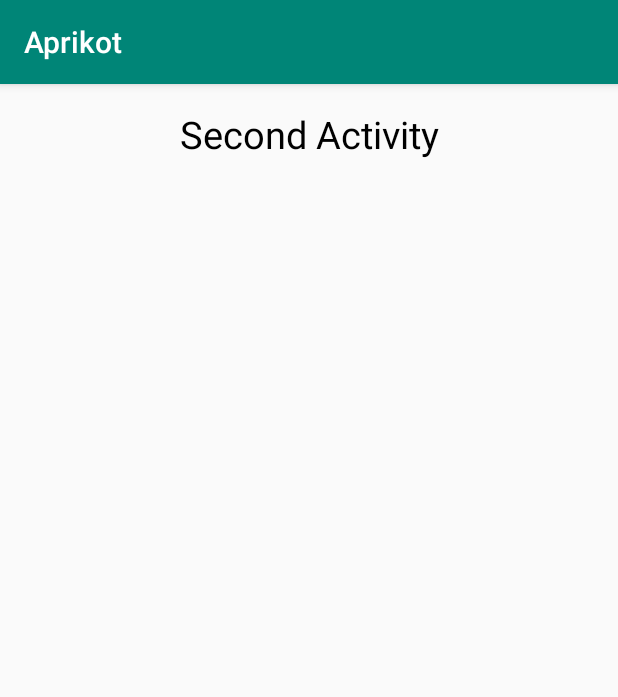
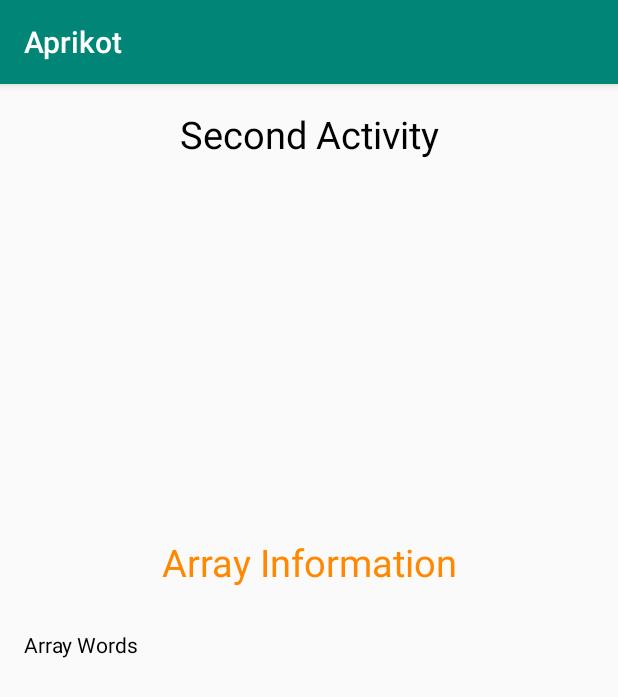
Before and after one commit to maydev99/Aprikot_Old, an Android app: the SecondActivity screen opened directly, with no data from a screen before it, on a phone screen of 412 x 824 dp. Shown: the top 697 px of the screen. Run offline under Robolectric (Android 15) with nearby library versions, the phone set to English and light mode, and no system bars.

Commit message:
Added Array / For loop code on second screen

```diff
--- a/app/src/main/java/com/bombadu/aprikot/SecondActivity.kt
+++ b/app/src/main/java/com/bombadu/aprikot/SecondActivity.kt
@@ -1,7 +1,9 @@
 package com.bombadu.aprikot
 
 import android.os.Bundle
+import android.util.Log
 import android.widget.TextView
+import android.widget.Toast
 import androidx.appcompat.app.AppCompatActivity
 import kotlinx.android.synthetic.main.second_acitvity.*
 
@@ -12,8 +14,34 @@ class SecondActivity : AppCompatActivity() {
 
         val myItem = intent.getStringExtra("number")
         val bigTextView = findViewById<TextView>(R.id.textView2)
+        val wordsTextView = findViewById<TextView>(R.id.arrayWordsTextView)
 
         bigTextView.text = myItem
+
+        var wordList = mutableListOf<String>()
+        wordList.add("Mike")
+        wordList.add("Cate")
+        wordList.add("Bob")
+        wordList.add("Mary")
+        wordList.add("Steve")
+        wordList.add("Gwen")
+        wordList.add("Hello")
+        wordList.add("Wow!")
+        wordList.add("Kotlin")
+
+        wordList.sort()
+
+
+        for (word in wordList) println(word)
+
+        /*for (word in wordList) {
+            println(word)
+
+        }*/
+
+        println(wordList.joinToString())
+
+
 
 
 
--- a/app/src/main/res/layout/second_acitvity.xml
+++ b/app/src/main/res/layout/second_acitvity.xml
@@ -16,7 +16,7 @@
         android:textColor="@android:color/black"
         android:textSize="25sp"
         app:layout_constraintTop_toTopOf="parent"
-        tools:layout_editor_absoluteX="0dp" />
+        tools:layout_editor_absoluteX="16dp" />
 
     <TextView
         android:id="@+id/textView2"
@@ -29,7 +29,35 @@
         android:textSize="120sp"
         app:layout_constraintBottom_toBottomOf="parent"
         app:layout_constraintTop_toBottomOf="@+id/textView3"
-        tools:layout_editor_absoluteX="39dp" />
+        app:layout_constraintVertical_bias="0.252"
+        tools:layout_editor_absoluteX="16dp" />
+
+    <TextView
+        android:id="@+id/textView4"
+        android:layout_width="match_parent"
+        android:layout_height="wrap_content"
+        android:layout_marginTop="16dp"
+        android:gravity="center_horizontal"
+        android:text="Array Information"
+        android:textColor="@android:color/holo_orange_dark"
+        android:textSize="25sp"
+        app:layout_constraintEnd_toEndOf="parent"
+        app:layout_constraintHorizontal_bias="0.498"
+        app:layout_constraintStart_toStartOf="parent"
+        app:layout_constraintTop_toBottomOf="@+id/textView2" />
+
+    <TextView
+        android:id="@+id/arrayWordsTextView"
+        android:layout_width="match_parent"
+        android:layout_height="wrap_content"
+        android:layout_marginTop="28dp"
+        android:text="Array Words"
+        android:inputType="textMultiLine"
+        android:textColor="@android:color/black"
+        android:paddingLeft="16dp"
+        android:paddingRight="16dp"
+        app:layout_constraintStart_toStartOf="parent"
+        app:layout_constraintTop_toBottomOf="@+id/textView4" />
 
 
 </androidx.constraintlayout.widget.ConstraintLayout>
```
